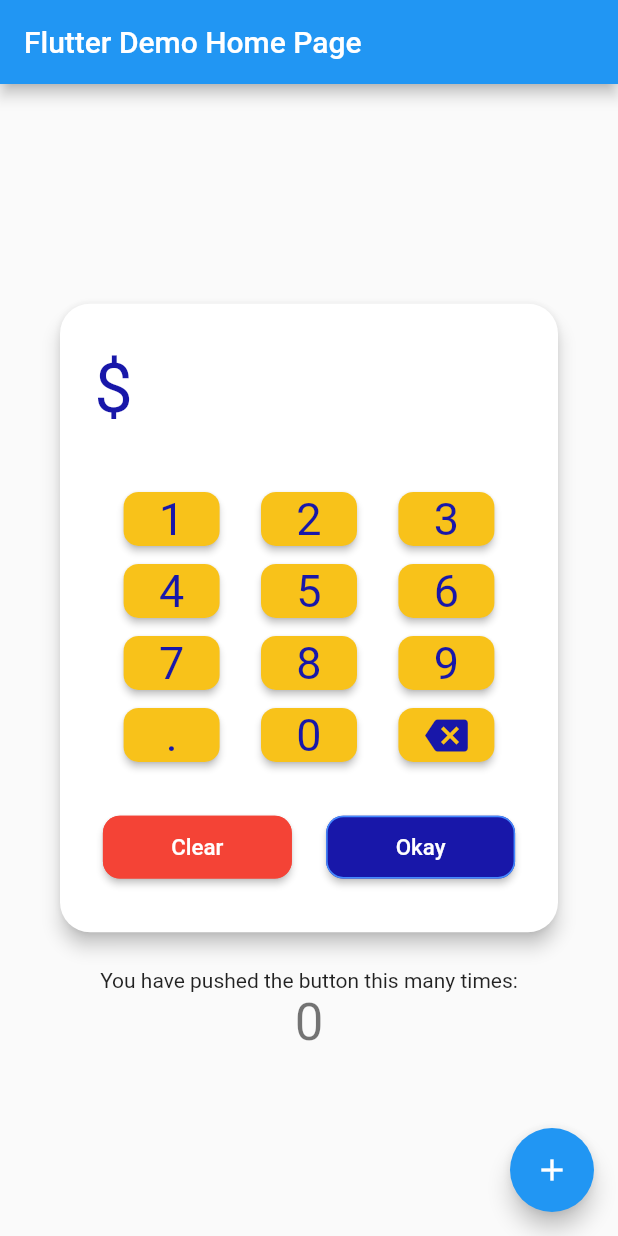
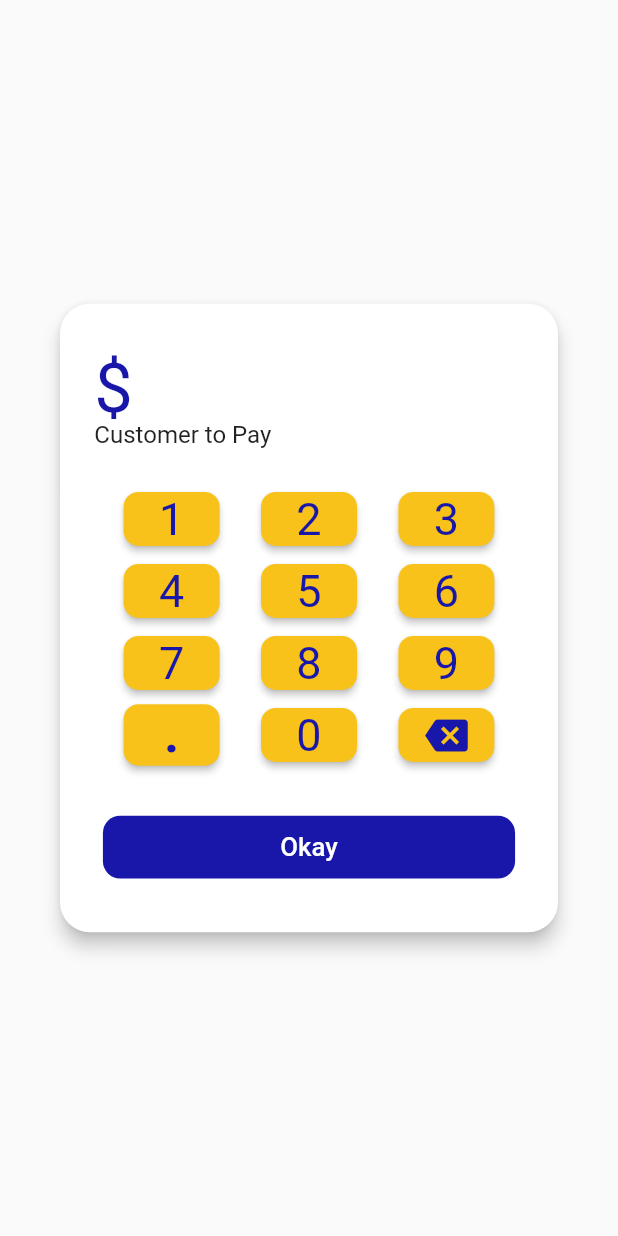
Before and after one commit to oyen-bright/Flutter_numpad, a Flutter app: the screen it shows after launch, on a phone screen of 412 x 824 dp. Run offline on Flutter 3.47's test engine with Material 2 defaults, Android fonts, the phone set to English and light mode, and no system bars; drawn by our look-alikes of auto_size_text; our stand-ins replace flutter_screenutil.

Commit message:
package updated

```diff
--- a/example/lib/main.dart
+++ b/example/lib/main.dart
@@ -8,21 +8,12 @@ void main() {
 class MyApp extends StatelessWidget {
   const MyApp({Key? key}) : super(key: key);
 
-  // This widget is the root of your application.
   @override
   Widget build(BuildContext context) {
     return MaterialApp(
+      debugShowCheckedModeBanner: false,
       title: 'Flutter Demo',
       theme: ThemeData(
-        // This is the theme of your application.
-        //
-        // Try running your application with "flutter run". You'll see the
-        // application has a blue toolbar. Then, without quitting the app, try
-        // changing the primarySwatch below to Colors.green and then invoke
-        // "hot reload" (press "r" in the console where you ran "flutter run",
-        // or simply save your changes to "hot reload" in a Flutter IDE).
-        // Notice that the counter didn't reset back to zero; the application
-        // is not restarted.
         primarySwatch: Colors.blue,
       ),
       home: const MyHomePage(title: 'Flutter Demo Home Page'),
@@ -33,15 +24,6 @@ class MyApp extends StatelessWidget {
 class MyHomePage extends StatefulWidget {
   const MyHomePage({Key? key, required this.title}) : super(key: key);
 
-  // This widget is the home page of your application. It is stateful, meaning
-  // that it has a State object (defined below) that contains fields that affect
-  // how it looks.
-
-  // This class is the configuration for the state. It holds the values (in this
-  // case the title) provided by the parent (in this case the App widget) and
-  // used by the build method of the State. Fields in a Widget subclass are
-  // always marked "final".
-
   final String title;
 
   @override
@@ -49,70 +31,26 @@ class MyHomePage extends StatefulWidget {
 }
 
 class _MyHomePageState extends State<MyHomePage> {
-  int _counter = 0;
-
-  void _incrementCounter() {
-    setState(() {
-      // This call to setState tells the Flutter framework that something has
-      // changed in this State, which causes it to rerun the build method below
-      // so that the display can reflect the updated values. If we changed
-      // _counter without calling setState(), then the build method would not be
-      // called again, and so nothing would appear to happen.
-      _counter++;
-    });
-  }
-  TextEditingController testController=  TextEditingController();
+  TextEditingController testController = TextEditingController();
 
   @override
   Widget build(BuildContext context) {
-    // This method is rerun every time setState is called, for instance as done
-    // by the _incrementCounter method above.
-    //
-    // The Flutter framework has been optimized to make rerunning build methods
-    // fast, so that you can just rebuild anything that needs updating rather
-    // than having to individually change instances of widgets.
     return Scaffold(
-      appBar: AppBar(
-        // Here we take the value from the MyHomePage object that was created by
-        // the App.build method, and use it to set our appbar title.
-        title: Text(widget.title),
-      ),
       body: Center(
-        // Center is a layout widget. It takes a single child and positions it
-        // in the middle of the parent.
         child: Column(
-          // Column is also a layout widget. It takes a list of children and
-          // arranges them vertically. By default, it sizes itself to fit its
-          // children horizontally, and tries to be as tall as its parent.
-          //
-          // Invoke "debug painting" (press "p" in the console, choose the
-          // "Toggle Debug Paint" action from the Flutter Inspector in Android
-          // Studio, or the "Toggle Debug Paint" command in Visual Studio Code)
-          // to see the wireframe for each widget.
-          //
-          // Column has various properties to control how it sizes itself and
-          // how it positions its children. Here we use mainAxisAlignment to
-          // center the children vertically; the main axis here is the vertical
-          // axis because Columns are vertical (the cross axis would be
-          // horizontal).
           mainAxisAlignment: MainAxisAlignment.center,
           children: <Widget>[
-            Numpadd(hanTextController: testController, subTitleText: "", textInputLenght: 30,),
-            const Text(
-              'You have pushed the button this many times:',
-            ),
-            Text(
-              '$_counter',
-              style: Theme.of(context).textTheme.headline4,
+            Numpadd(
+              showActionButton: false,
+              hanTextController: testController,
+              textInputLenght: 10,
+              onSecodActionButtonPressed: (value) {
+                print(value);
+              },
             ),
           ],
         ),
       ),
-      floatingActionButton: FloatingActionButton(
-        onPressed: _incrementCounter,
-        tooltip: 'Increment',
-        child: const Icon(Icons.add),
-      ), // This trailing comma makes auto-formatting nicer for build methods.
     );
   }
 }
--- a/lib/flutter_numpad.dart
+++ b/lib/flutter_numpad.dart
@@ -10,19 +10,28 @@ import 'package:flutter_screenutil/flutter_screenutil.dart';
 class Numpadd extends StatefulWidget {
   final Color foregroundColor;
   final Color backgroundColor;
+  final Color buttonBackgroundColor;
   final Color buttonTextColor;
-  final TextEditingController hanTextController;
   final double buttonTextFontSize;
   final double borderRaduis;
   final double elevation;
-  final int textInputLenght;
+  final double actionButtonsElevation;
   final String titleText;
   final String subTitleText;
   final String secondActionButtonText;
   final String actionButtonText;
+  final int textInputLenght;
+  final TextEditingController hanTextController;
+  final bool showActionButton;
+  final Function(String) onSecodActionButtonPressed;
+  final Function()? actionButtonPressed;
+
+
+
+
   final Widget? titleActionwidget;
 
-  const  Numpadd({Key? key, this.elevation=5, this.textInputLenght=10, this.borderRaduis=20.0,   required  this.hanTextController,this.buttonTextColor=const Color(0XFF1817a9),   this.foregroundColor=const Color(0XFF1817a9) ,   this.backgroundColor = const Color(0xFFf8c21a), this.buttonTextFontSize=30, this.titleText = r"$",  this.subTitleText="Customer to Pay", this.actionButtonText="Clear", this.secondActionButtonText="Okay", this.titleActionwidget,    }) : super(key: key);
+  const  Numpadd({Key? key, this.elevation=5, this.textInputLenght=10, this.borderRaduis=20.0,   required  this.hanTextController,this.buttonTextColor=const Color(0XFF1817a9),   this.foregroundColor=const Color(0XFF1817a9) ,   this.backgroundColor = Colors.white, this.buttonTextFontSize=30, this.titleText = r"$",  this.subTitleText="Customer to Pay", this.actionButtonText="Clear", this.secondActionButtonText="Okay", this.titleActionwidget, required this.onSecodActionButtonPressed, this.actionButtonPressed, this.buttonBackgroundColor=const Color(0xFFf8c21a), this.actionButtonsElevation=0, this.showActionButton=true,    }) : super(key: key);
 
   @override
   State<Numpadd> createState() => _NumpaddState();
@@ -44,6 +53,7 @@ class _NumpaddState extends State<Numpadd> {
       builder: (BuildContext context, Widget? child) {
 
       return  AlertDialog(
+        backgroundColor: widget.backgroundColor,
               elevation: widget.elevation,
               shape: RoundedRectangleBorder(
               borderRadius: BorderRadius.all(Radius.circular(widget.borderRaduis))),
@@ -119,7 +129,7 @@ class _NumpaddState extends State<Numpadd> {
                                                 widget.foregroundColor),
                                         backgroundColor:
                                             MaterialStateProperty.all<Color>(
-                                                widget.backgroundColor),
+                                                widget.buttonBackgroundColor),
                                         overlayColor:
                                             MaterialStateProperty.all<Color>(
                                                 Colors.grey.shade100)),
@@ -145,7 +155,7 @@ class _NumpaddState extends State<Numpadd> {
                                                 widget.foregroundColor),
                                         backgroundColor:
                                             MaterialStateProperty.all<Color>(
-                                                widget.backgroundColor),
+                                                widget.buttonBackgroundColor),
                                         overlayColor:
                                             MaterialStateProperty.all<Color>(
                                                 Colors.grey.shade100)),
@@ -173,7 +183,7 @@ class _NumpaddState extends State<Numpadd> {
                                                 widget.foregroundColor),
                                         backgroundColor:
                                             MaterialStateProperty.all<Color>(
-                                                widget.backgroundColor),
+                                                widget.buttonBackgroundColor),
                                         overlayColor:
                                             MaterialStateProperty.all<Color>(
                                                 Colors.grey.shade100)),
@@ -205,7 +215,7 @@ class _NumpaddState extends State<Numpadd> {
                                                 widget.foregroundColor),
                                         backgroundColor:
                                             MaterialStateProperty.all<Color>(
-                                                widget.backgroundColor),
+                                                widget.buttonBackgroundColor),
                                         overlayColor:
                                             MaterialStateProperty.all<Color>(
                                                 Colors.grey.shade100)),
@@ -233,7 +243,7 @@ class _NumpaddState extends State<Numpadd> {
                                                 widget.foregroundColor),
                                         backgroundColor:
                                             MaterialStateProperty.all<Color>(
-                                                widget.backgroundColor),
+                                                widget.buttonBackgroundColor),
                                         overlayColor:
                                             MaterialStateProperty.all<Color>(
                                                 Colors.grey.shade100)),
@@ -261,7 +271,7 @@ class _NumpaddState extends State<Numpadd> {
                                                 widget.foregroundColor),
                                         backgroundColor:
                                             MaterialStateProperty.all<Color>(
-                                                widget.backgroundColor),
+                                                widget.buttonBackgroundColor),
                                         overlayColor:
                                             MaterialStateProperty.all<Color>(
                                                 Colors.grey.shade100)),
@@ -293,7 +303,7 @@ class _NumpaddState extends State<Numpadd> {
                                                  widget.foregroundColor),
                                         backgroundColor:
                                             MaterialStateProperty.all<Color>(
-                                                widget.backgroundColor),
+                                                widget.buttonBackgroundColor),
                                         overlayColor:
                                             MaterialStateProperty.all<Color>(
                                                 Colors.grey.shade100)),
@@ -321,7 +331,7 @@ class _NumpaddState extends State<Numpadd> {
                                                  widget.foregroundColor),
                                         backgroundColor:
                                             MaterialStateProperty.all<Color>(
-                                                widget.backgroundColor),
+                                                widget.buttonBackgroundColor),
                                         overlayColor:
                                             MaterialStateProperty.all<Color>(
                                                 Colors.grey.shade100)),
@@ -349,7 +359,7 @@ class _NumpaddState extends State<Numpadd> {
                                                  widget.foregroundColor),
                                         backgroundColor:
                                             MaterialStateProperty.all<Color>(
-                                                widget.backgroundColor),
+                                                widget.buttonBackgroundColor),
                                         overlayColor:
                                             MaterialStateProperty.all<Color>(
                                                 Colors.grey.shade100)),
@@ -375,6 +385,7 @@ class _NumpaddState extends State<Numpadd> {
                                   );
                                 },
                                 style: ButtonStyle(
+
                                     alignment: Alignment.center,
                                     shape:
                                         MaterialStateProperty.all<OutlinedBorder>(
@@ -386,14 +397,15 @@ class _NumpaddState extends State<Numpadd> {
                                             widget.foregroundColor),
                                     backgroundColor:
                                         MaterialStateProperty.all<Color>(
-                                            widget.backgroundColor),
+                                            widget.buttonBackgroundColor),
                                     overlayColor:
                                         MaterialStateProperty.all<Color>(
                                             Colors.grey.shade100)),
                                 child: Text('.',
                                     style: TextStyle(
-                                      fontWeight: FontWeight.normal,
-                                      fontSize: widget.buttonTextFontSize,
+
+                                      fontWeight: FontWeight.bold,
+                                      fontSize: widget.buttonTextFontSize+5,
                                       color: widget.buttonTextColor,
                                     )),
                               ),
@@ -415,7 +427,7 @@ class _NumpaddState extends State<Numpadd> {
                                             widget.foregroundColor),
                                     backgroundColor:
                                         MaterialStateProperty.all<Color>(
-                                            widget.backgroundColor),
+                                            widget.buttonBackgroundColor),
                                     overlayColor:
                                         MaterialStateProperty.all<Color>(
                                             Colors.grey.shade100)),
@@ -445,7 +457,7 @@ class _NumpaddState extends State<Numpadd> {
                                             widget.foregroundColor),
                                     backgroundColor:
                                         MaterialStateProperty.all<Color>(
-                                            widget.backgroundColor),
+                                            widget.buttonBackgroundColor),
                                     overlayColor:
                                         MaterialStateProperty.all<Color>(
                                             Colors.grey.shade100)),
@@ -512,9 +524,9 @@ class _NumpaddState extends State<Numpadd> {
                       Container(
                         child: Row(
                           children: [
-                            Expanded(
+                           widget.showActionButton ? Expanded(
                               child: ElevatedButton(
-                                onPressed: () {
+                                onPressed:widget.actionButtonPressed ?? () {
                                   widget.hanTextController.clear();
                                   setState(() {
 
@@ -522,13 +534,14 @@ class _NumpaddState extends State<Numpadd> {
                                 },
                                 child: Text(
                                   widget.actionButtonText,
-                                  style: TextStyle(fontSize: 13.sp),
+                                  style: TextStyle(fontSize: 15.sp),
                                 ),
                                 style: ButtonStyle(
                                     fixedSize: MaterialStateProperty.all<Size>(
-                                        Size.fromHeight(49.h)),
-                                    // padding: MaterialStateProperty.all<EdgeInsets>(
-                                    //     EdgeInsets.all(15.r)),
+                                        Size.fromHeight(50.h)),
+                                     elevation: MaterialStateProperty.all<double>(
+                                      widget.actionButtonsElevation
+                                    ),
                                     backgroundColor:
                                         MaterialStateProperty.all<Color>(
                                             Colors.red),
@@ -538,26 +551,28 @@ class _NumpaddState extends State<Numpadd> {
                                             borderRadius: BorderRadius.all(
                                               Radius.circular(10.r),
                                             ),
-                                            side:
-                                               const BorderSide(color: Colors.red)))),
+                                            side:const BorderSide(
+                                                color:Colors.transparent)))),
                               ),
-                            ),
-                            SizedBox(
+                            ) : Container(),
+                           widget.showActionButton ?  SizedBox(
                               width: 20.w,
-                            ),
+                            ) : Container(),
                             Expanded(
                               child: ElevatedButton(
-                                onPressed: (){},
+                                onPressed:   () => widget.onSecodActionButtonPressed(widget.hanTextController.text),
 
                                 child: Text(
                                   widget.secondActionButtonText,
-                                  style: TextStyle(fontSize: 13.sp),
+                                  style: TextStyle(fontSize: 15.sp),
                                 ),
                                 style: ButtonStyle(
                                     fixedSize: MaterialStateProperty.all<Size>(
-                                        Size.fromHeight(49.h)),
-                                    // padding: MaterialStateProperty.all<EdgeInsets>(
-                                    //     EdgeInsets.all(15.r)),
+                                        Size.fromHeight(50.h)),
+
+                                    elevation: MaterialStateProperty.all<double>(
+                                      widget.actionButtonsElevation
+                                    ),
                                     backgroundColor:
                                         MaterialStateProperty.all<Color>(
                                             widget.foregroundColor),
@@ -568,7 +583,7 @@ class _NumpaddState extends State<Numpadd> {
                                               Radius.circular(10.r),
                                             ),
                                             side:const BorderSide(
-                                                color: Colors.blueAccent)))),
+                                                color:Colors.transparent)))),
                               ),
                             ),
                           ],
@@ -578,7 +593,7 @@ class _NumpaddState extends State<Numpadd> {
                         padding: EdgeInsets.symmetric(horizontal: 20.w),
                         margin: EdgeInsets.only(bottom: 30.h),
                         decoration: BoxDecoration(
-                            color: Colors.white,
+                        color: widget.backgroundColor,
                             borderRadius: BorderRadius.only(
                               topLeft: Radius.circular(10.r),
                               topRight: Radius.circular(10.r),
```
Also changed, not shown: 1 other file.
